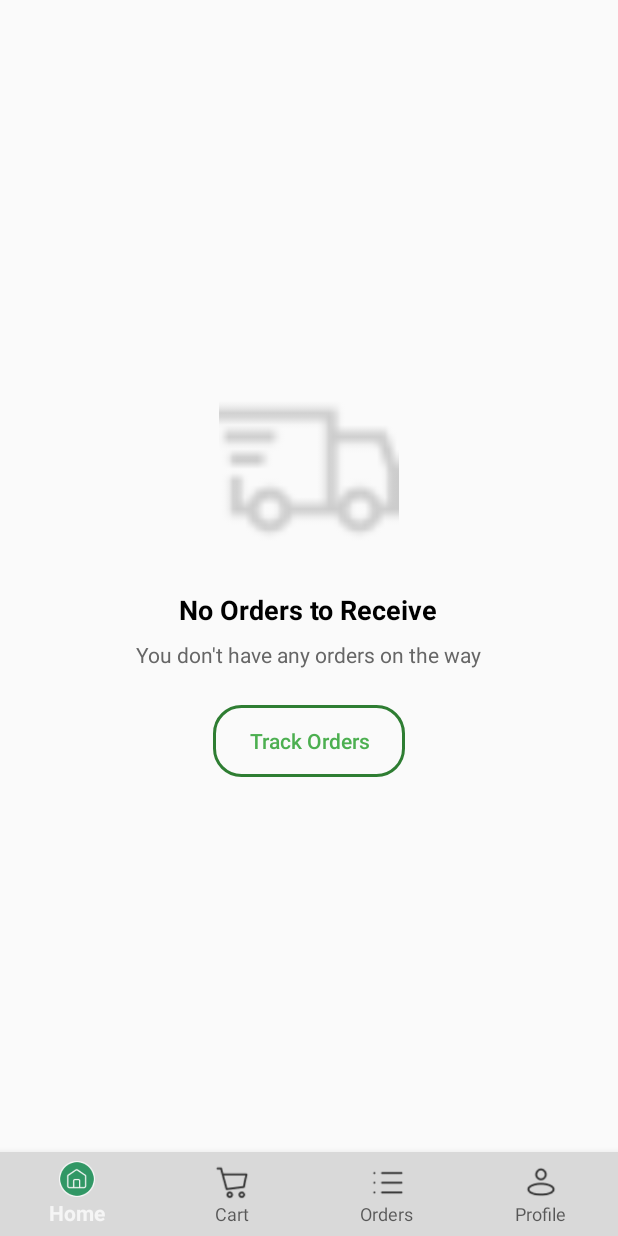
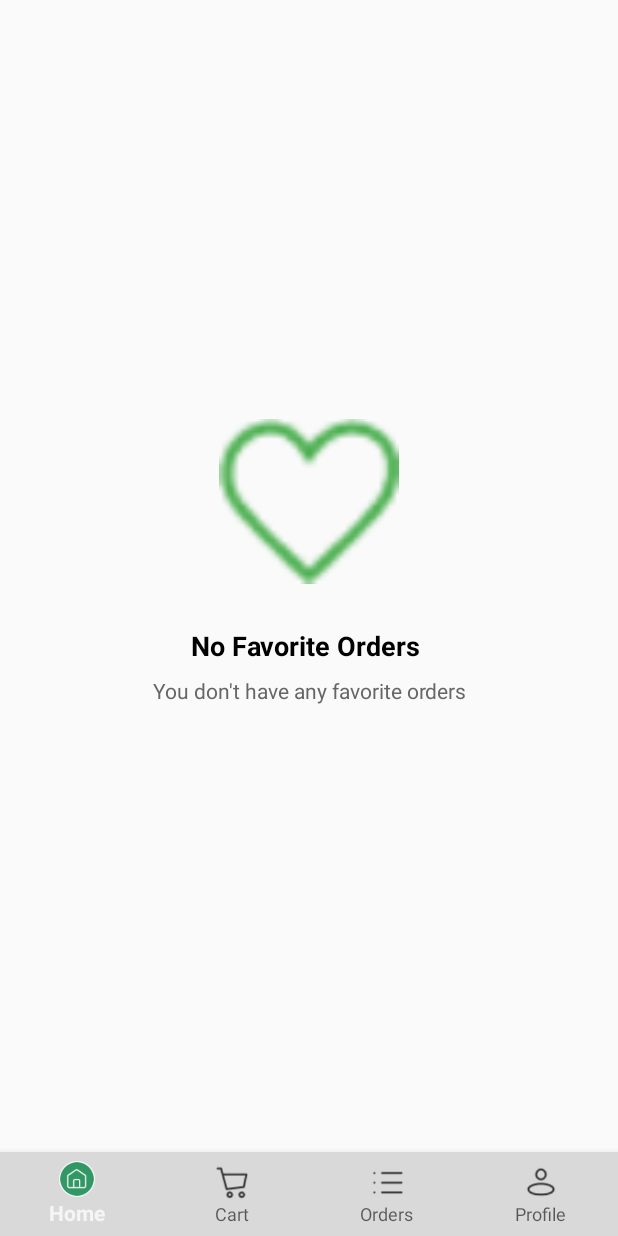
Before and after one commit to bryyydev/Petsy_app, an Android app: the fragment Orders_To_Favorite_Fragment placed in its activity, on a phone screen of 412 x 824 dp. Run offline under Robolectric (Android 15) with nearby library versions, the phone set to English and light mode, and no system bars.

Commit message:
red heart

```diff
--- a/app/src/main/res/layout/fragment_orders__to__favorite.xml
+++ b/app/src/main/res/layout/fragment_orders__to__favorite.xml
@@ -19,14 +19,14 @@
             android:layout_width="120dp"
             android:layout_height="120dp"
             android:layout_marginBottom="24dp"
-            android:src="@drawable/ic_to_recieve"
+            android:src="@drawable/ic_heart"
             android:contentDescription="No deliveries"
-            app:tint="#CCCCCC" />
+            app:tint="#4CAF50" />
 
         <TextView
             android:layout_width="wrap_content"
             android:layout_height="wrap_content"
-            android:text="No Orders to Receive"
+            android:text="No Favorite Orders "
             android:textColor="@android:color/black"
             android:textSize="18sp"
             android:textStyle="bold"
@@ -35,19 +35,11 @@
         <TextView
             android:layout_width="wrap_content"
             android:layout_height="wrap_content"
-            android:text="You don't have any orders on the way"
+            android:text="You don't have any favorite orders"
             android:textColor="#666666"
             android:textSize="14sp"
             android:textAlignment="center"
             android:layout_marginBottom="24dp" />
 
-        <Button
-            android:layout_width="wrap_content"
-            android:layout_height="wrap_content"
-            android:text="Track Orders"
-            android:background="@drawable/button_outline"
-            android:textColor="#4CAF50"
-            android:textAllCaps="false"
-            android:paddingHorizontal="24dp" />
     </LinearLayout>
 </FrameLayout>
```
Also changed, not shown: app/src/main/java/com/ucucite/block_one_mob_dev/Details.java (+59 -10 lines), app/src/main/java/com/ucucite/block_one_mob_dev/test_bry.java (deleted, +0 -14 lines), app/src/main/res/layout/activity_test_bry.xml (deleted, +0 -9 lines), app/src/main/res/layout/activity_testjaime.xml (deleted, +0 -9 lines), app/src/main/res/layout/fragment_orders__completed.xml (+1 -9 lines), app/src/main/res/layout/fragment_orders__to__pay.xml (+8 -5 lines), app/src/main/res/drawable/no_orders.png (added).
